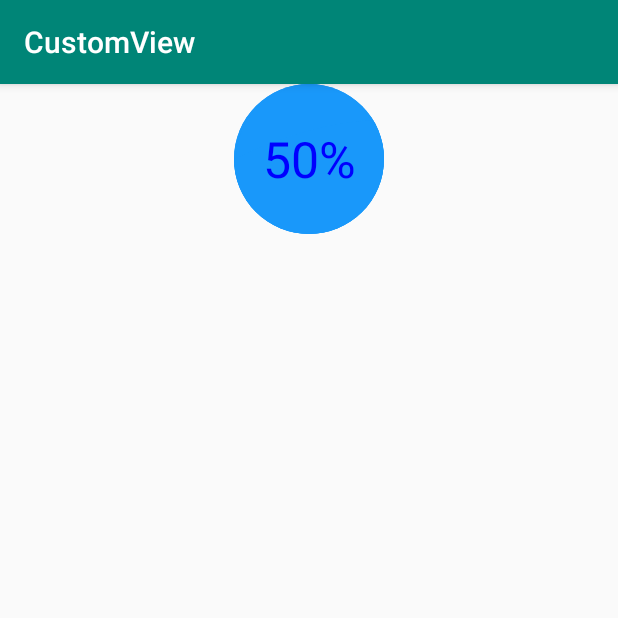
After one commit to NicoleCN/CustomView, an Android app: the WaveViewActivity screen opened directly, with no data from a screen before it, on a phone screen of 412 x 824 dp, the top half of it. The commit adds this screen. Run offline under Robolectric (Android 15) with nearby library versions, the phone set to English and light mode, and no system bars.

Commit message:
增加球形贝塞尔流量图

```diff
--- a/app/src/main/AndroidManifest.xml
+++ b/app/src/main/AndroidManifest.xml
@@ -1,8 +1,10 @@
 <?xml version="1.0" encoding="utf-8"?>
 <manifest xmlns:android="http://schemas.android.com/apk/res/android"
     package="com.example.customview">
-    <uses-permission android:name="android.permission.INTERNET"/>
-    <uses-permission android:name="android.permission.WRITE_EXTERNAL_STORAGE"/>
+
+    <uses-permission android:name="android.permission.INTERNET" />
+    <uses-permission android:name="android.permission.WRITE_EXTERNAL_STORAGE" />
+
     <application
         android:allowBackup="true"
         android:icon="@mipmap/ic_launcher"
@@ -25,6 +27,9 @@
         <activity
             android:name=".NineCellActivity"
             android:screenOrientation="portrait" />
+        <activity
+            android:name=".WaveViewActivity"
+            android:screenOrientation="portrait" />
     </application>
 
 </manifest>
--- /dev/null
+++ b/app/src/main/java/com/example/customview/Bezie/WaveView.java
@@ -0,0 +1,268 @@
+package com.example.customview.Bezie;
+
+import android.animation.ValueAnimator;
+import android.content.Context;
+import android.graphics.Canvas;
+import android.graphics.Color;
+import android.graphics.Paint;
+import android.graphics.Path;
+import android.graphics.Point;
+import android.graphics.Rect;
+import android.util.AttributeSet;
+import android.util.Log;
+import android.view.View;
+import android.view.animation.LinearInterpolator;
+
+import androidx.annotation.Nullable;
+
+public class WaveView extends View {
+
+    //View的宽高
+    private int width;
+    private int height;
+    //View的画笔
+    private Paint wavePaint;
+    private Paint textPaint;
+    private Paint circlePaint;
+
+    //波浪的路径
+    private Path path;
+    //sin曲线的长度：一个周期的长度
+    private int cycle = 160;
+    //每次平移的长度，为四分之一个周期
+    private int translateX = cycle / 4;
+    //sin曲线振幅的高度
+    private int waveHeight = 80;
+    //sin曲线的起点坐标
+    private Point startPoint;
+    //当前波浪的进度
+    private int progress = 0;
+    //当前波浪的速度
+    private int waveSpeech = 150;
+    //是否启用了自动增长进度
+    private boolean isAutoIncrease = false;
+
+    public WaveView(Context context, @Nullable AttributeSet attrs) {
+        super(context, attrs);
+        initPaint(context);
+    }
+
+    public WaveView(Context context) {
+        super(context);
+        initPaint(context);
+    }
+
+    private void initPaint(Context context) {
+        path = new Path();
+
+        wavePaint = new Paint();
+        wavePaint.setAntiAlias(true);
+        wavePaint.setStyle(Paint.Style.FILL);
+        wavePaint.setColor(Color.parseColor("#1998FA"));
+
+        circlePaint = new Paint();
+        circlePaint.setStrokeWidth(5);
+        circlePaint.setStyle(Paint.Style.STROKE);
+        circlePaint.setAntiAlias(true);
+        circlePaint.setColor(Color.parseColor("#1998FA"));
+
+        textPaint = new Paint();
+        textPaint.setAntiAlias(true);
+        textPaint.setTextSize(50);
+        textPaint.setColor(Color.BLUE);
+    }
+
+    @Override
+    protected void onDraw(Canvas canvas) {
+        super.onDraw(canvas);
+        //设置内间距
+        setPadding(20, 20, 20, 20);
+        //裁剪画布为圆形
+        clipCicle(canvas);
+        //绘制圆形边框
+        drawCicleBorder(canvas);
+        //绘制波浪区域
+        drawWavePath(canvas);
+        //绘制进度文字
+        drawProcessText(canvas);
+
+        //自动增长进度
+        if (isAutoIncrease) {
+            if (progress >= 100) {
+                progress = 0;
+            } else {
+                progress++;
+            }
+        }
+        //更新UI
+        postInvalidateDelayed(waveSpeech);
+    }
+
+    /**
+     * 绘制进度文字
+     *
+     * @param canvas
+     */
+    private void drawProcessText(Canvas canvas) {
+        //画布的大小
+        Rect targetRect = new Rect(0, 0, width, height);
+        Paint.FontMetricsInt fontMetrics = textPaint.getFontMetricsInt();
+        int baseline = (targetRect.bottom + targetRect.top - fontMetrics.bottom - fontMetrics.top) / 2;
+        // 下面这行是实现水平居中，drawText对应改为传入targetRect.centerX()
+        textPaint.setTextAlign(Paint.Align.CENTER);
+        canvas.drawText(progress + "%", targetRect.centerX(), baseline, textPaint);
+    }
+
+    /**
+     * 绘制波浪区域
+     *
+     * @param canvas
+     */
+    private void drawWavePath(Canvas canvas) {
+        //根据进度改变起点坐标的y值
+        startPoint.y = (int) ((1 - (progress / 100.0)) * (height / 2 + width / 2));
+        Log.e("TAG", "startPoint.y:" + startPoint.y);
+        //移动区域起点
+        path.moveTo(startPoint.x, startPoint.y);
+        int j = 1;
+        //循环绘制正弦曲线区域，循环两个周期
+        for (int i = 1; i <= 8; i++) {
+            if (i % 2 == 0) {
+                //波峰
+                path.quadTo(startPoint.x + (cycle * j), startPoint.y + waveHeight,
+                        startPoint.x + (cycle * 2) * i, startPoint.y);
+            } else {
+                //波谷
+                path.quadTo(startPoint.x + (cycle * j), startPoint.y - waveHeight,
+                        startPoint.x + (cycle * 2) * i, startPoint.y);
+            }
+            j += 2;
+        }
+        //绘制封闭的区域
+        path.lineTo(width, height);//右下角
+        path.lineTo(startPoint.x, height);//左下角
+        path.lineTo(startPoint.x, startPoint.y);//起点
+        path.close();
+        //绘制区域
+        canvas.drawPath(path, wavePaint);
+        path.reset();
+        //一开始的起点是在-160，160 = 40 + 40 + 40 + 40，走完一个周期则回到原点
+        if (startPoint.x + translateX >= 0) {
+            startPoint.x = -cycle * 4;
+        } else {
+            startPoint.x += translateX;
+        }
+    }
+
+    /**
+     * 绘制圆形边框
+     *
+     * @param canvas
+     */
+    private void drawCicleBorder(Canvas canvas) {
+        canvas.drawPaint(circlePaint);
+        canvas.drawCircle(width / 2, height / 2, width / 2, circlePaint);
+    }
+
+    /**
+     * 裁剪画布为圆形
+     *
+     * @param canvas
+     */
+    private void clipCicle(Canvas canvas) {
+        Path circlePath = new Path();
+        circlePath.addCircle(width / 2, height / 2, width / 2, Path.Direction.CW);
+        canvas.clipPath(circlePath);
+    }
+
+    @Override
+    protected void onMeasure(int widthMeasureSpec, int heightMeasureSpec) {
+        super.onMeasure(widthMeasureSpec, heightMeasureSpec);
+
+        //由于是一个圆形，所以取的值是宽高的最小值
+        width = measureSize(400, widthMeasureSpec);
+        height = measureSize(400, heightMeasureSpec);
+        width = Math.min(width, height);
+        height = Math.min(width, height);
+        setMeasuredDimension(width, height);
+        //初始化起点，为屏幕外的一个周期
+        startPoint = new Point(-cycle * 4, 0);
+    }
+
+    /**
+     * 测量宽高
+     *
+     * @param defaultSize
+     * @param measureSpec
+     * @return
+     */
+    private int measureSize(int defaultSize, int measureSpec) {
+        int result = defaultSize;
+        int mode = MeasureSpec.getMode(measureSpec);
+        int size = MeasureSpec.getSize(measureSpec);
+        switch (mode) {
+            case MeasureSpec.UNSPECIFIED: //如果没有指定大小，就设置为默认大小
+                result = defaultSize;
+                break;
+            case MeasureSpec.AT_MOST:
+            case MeasureSpec.EXACTLY:
+                result = size;
+                break;
+        }
+        return result;
+    }
+
+
+    /**
+     * 开启自动增长
+     */
+    public void startIncrease() {
+        isAutoIncrease = true;
+        invalidate();
+    }
+
+    /**
+     * 设置当前进度
+     *
+     * @param progress 进度
+     */
+    public void setProgress(int progress) {
+        if (progress > 100 || progress < 0)
+            throw new RuntimeException(getClass().getName() + "请设置[0,100]之间的值");
+
+        this.progress = progress;
+        invalidate();
+    }
+
+    /**
+     * 通过动画设置当前进度
+     *
+     * @param targetProcess 进度 <=100
+     * @param duration      动画时长
+     */
+    public void setProgress(final int targetProcess, int duration) {
+        if (progress > 100 || progress < 0)
+            throw new RuntimeException(getClass().getName() + "请设置[0,100]之间的值");
+
+        ValueAnimator progressAnimator = ValueAnimator.ofInt(progress, targetProcess);
+        progressAnimator.setDuration(duration);
+        progressAnimator.setTarget(progress);
+        progressAnimator.setInterpolator(new LinearInterpolator());
+        progressAnimator.addUpdateListener(new ValueAnimator.AnimatorUpdateListener() {
+            @Override
+            public void onAnimationUpdate(ValueAnimator animation) {
+                setProgress((Integer) animation.getAnimatedValue());
+            }
+        });
+        progressAnimator.start();
+    }
+
+    /**
+     * 获取当前进度
+     *
+     * @return
+     */
+    public int getProgress() {
+        return progress;
+    }
+}
--- a/app/src/main/java/com/example/customview/MainActivity.java
+++ b/app/src/main/java/com/example/customview/MainActivity.java
@@ -19,4 +19,8 @@ public class MainActivity extends BaseActivity {
     public void goToNineCell(View view) {
         startAct(NineCellActivity.class);
     }
+
+    public void goToWaveView(View view) {
+        startAct(WaveViewActivity.class);
+    }
 }
--- /dev/null
+++ b/app/src/main/java/com/example/customview/WaveViewActivity.java
@@ -0,0 +1,29 @@
+package com.example.customview;
+
+import com.example.customview.Bezie.WaveView;
+import com.example.customview.base.BaseActivity;
+
+/***
+ * @date 2019/9/5 11:24
+ * @author BoXun.Zhao
+ * @description
+ */
+public class WaveViewActivity extends BaseActivity {
+
+    private WaveView waveView;
+
+    @Override
+    protected int getLayoutId() {
+        return R.layout.activity_wave;
+    }
+
+    @Override
+    protected void initView() {
+        waveView = findViewById(R.id.waveView);
+    }
+
+    @Override
+    protected void initData() {
+        waveView.setProgress(50);
+    }
+}
--- a/app/src/main/res/layout/activity_main.xml
+++ b/app/src/main/res/layout/activity_main.xml
@@ -23,6 +23,13 @@
             android:text="nineCell"
             android:onClick="goToNineCell"/>
 
+        <Button
+            android:layout_marginTop="20dp"
+            android:layout_width="match_parent"
+            android:layout_height="50dp"
+            android:text="waveView"
+            android:onClick="goToWaveView"/>
+
     </LinearLayout>
 
 
--- /dev/null
+++ b/app/src/main/res/layout/activity_wave.xml
@@ -0,0 +1,13 @@
+<?xml version="1.0" encoding="utf-8"?>
+<LinearLayout xmlns:android="http://schemas.android.com/apk/res/android"
+    android:layout_width="match_parent"
+    android:layout_height="match_parent"
+    android:orientation="vertical">
+
+    <com.example.customview.Bezie.WaveView
+        android:id="@+id/waveView"
+        android:layout_width="100dp"
+        android:layout_height="100dp"
+        android:layout_gravity="center"
+        />
+</LinearLayout>
```
